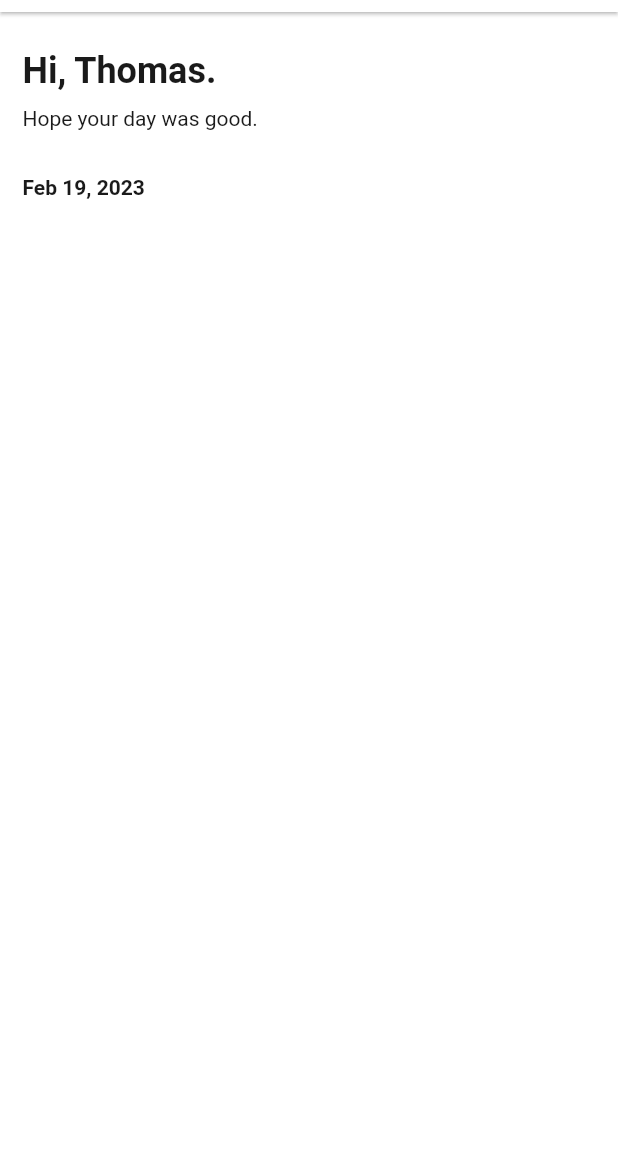
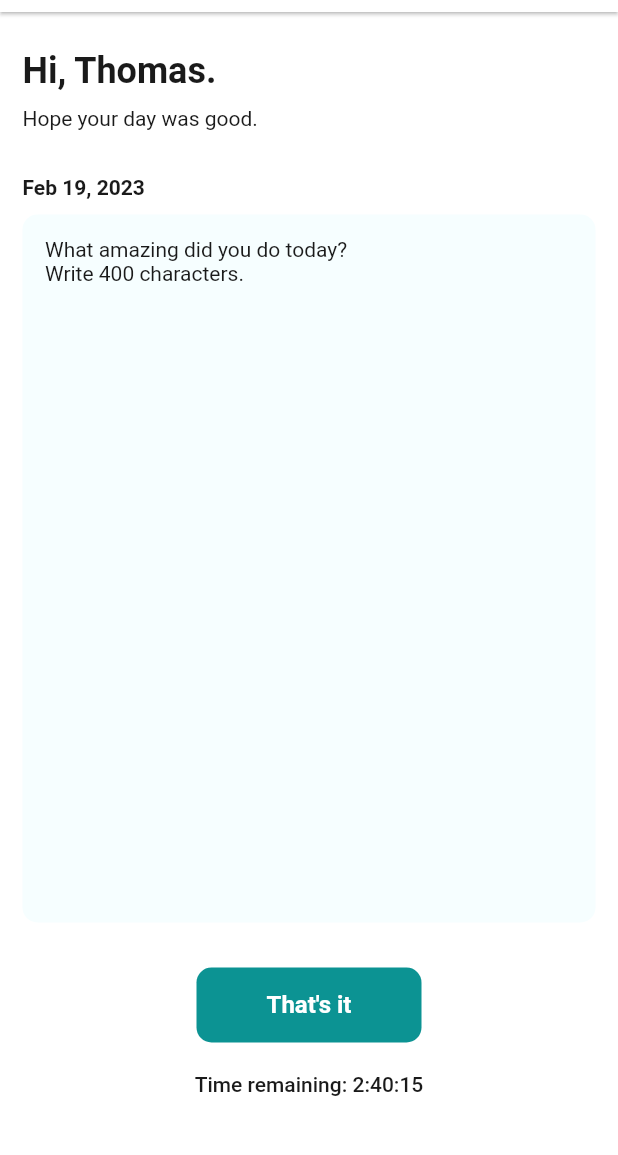
Before and after one commit to abdullahaslam0079/memorylif, a Flutter app: the screen it shows after launch, after a tap on "Continue with Google", on a phone screen of 412 x 824 dp, the part 72-1227 px from its top. Run offline on Flutter 3.47's test engine with Material 2 defaults, Android fonts, the light colour scheme and no system bars; our stand-ins replace dartz, dio, equatable, flutter_svg, fluttertoast, font_awesome_flutter and 5 more; missing offline and left inert: audioplayers_web, flutter_quill, flutter_secure_storage_web, shared_preferences_web.

Commit message:
Home Screen UI and editor

```diff
--- a/lib/application/main_config/routes/route_generator.dart
+++ b/lib/application/main_config/routes/route_generator.dart
@@ -10,6 +10,8 @@ class RouteGenerator {
         return PageRouter.fadeScale(() => SignUpScreen());
         case RoutePath.homeScreen:
         return PageRouter.fadeScale(() => HomeScreen());
+        case RoutePath.textEditorScreen:
+        return PageRouter.fadeScale(() => TextEditorScreen());
       default:
         return _errorRoute();
     }
--- a/lib/application/main_config/routes/route_import.dart
+++ b/lib/application/main_config/routes/route_import.dart
@@ -4,4 +4,5 @@ import 'package:memorylif/application/main_config/routes/route_path.dart';
 import 'package:memorylif/constant/style.dart';
 import 'package:memorylif/ui/auth/signup/signup_screen.dart';
 import 'package:memorylif/ui/home/home_screen.dart';
+import 'package:memorylif/ui/home/widgets/text_editor.dart';
 part 'route_generator.dart';
--- a/lib/application/main_config/routes/route_path.dart
+++ b/lib/application/main_config/routes/route_path.dart
@@ -3,4 +3,5 @@ class RoutePath {
   static const onBoarding = '${initialRoute}onBoarding';
   static const signUpScreen = '${initialRoute}signUpScreen';
   static const homeScreen = '${initialRoute}homeScreen';
+  static const textEditorScreen = '${initialRoute}textEditorScreen';
 }
--- a/lib/ui/home/home_screen.dart
+++ b/lib/ui/home/home_screen.dart
@@ -1,12 +1,10 @@
 import 'package:flutter/material.dart';
 import 'package:memorylif/application/core/extensions/extensions.dart';
-import 'package:memorylif/constant/Images/svgs.dart';
+import 'package:memorylif/application/main_config/routes/route_path.dart';
 import 'package:memorylif/constant/style.dart';
 import 'package:memorylif/ui/base/base_widget.dart';
 import 'package:memorylif/ui/widgets/app_bar.dart';
 import 'package:memorylif/ui/widgets/base_scaffold.dart';
-import 'package:memorylif/ui/widgets/section_horizontal_widget.dart';
-import 'package:super_editor/super_editor.dart';
 
 class HomeScreen extends BaseStateFullWidget {
   HomeScreen({Key? key}) : super(key: key);
@@ -29,7 +27,7 @@ class _HomeScreenState extends State<HomeScreen> {
             ),
             Text(
               'Hi, Thomas.',
-              style: context.textTheme.headline5?.copyWith(
+              style: context.textTheme.headlineSmall?.copyWith(
                 color: Style.textColor,
                 fontWeight: FontWeight.w600,
               ),
@@ -39,19 +37,79 @@ class _HomeScreenState extends State<HomeScreen> {
             ),
             Text(
               'Hope your day was good.',
-              style: context.textTheme.bodyText2?.copyWith(
+              style: context.textTheme.bodyMedium?.copyWith(
                 color: Style.textColor,
               ),
+            ),
+            SizedBox(
+              height: widget.dimens.k30,
+            ),
+            Text(
+              'Feb 19, 2023',
+              style: context.textTheme.bodyMedium?.copyWith(
+                color: Style.textColor,
+                fontWeight: FontWeight.w600,
+              ),
+            ),
+            SizedBox(
+              height: widget.dimens.k10,
+            ),
+
+            Expanded(
+              child: Container(
+                width: double.infinity,
+                decoration: BoxDecoration(
+                  borderRadius: BorderRadius.circular(10),
+                  color: Style.cardColor,
+                ),
+                child: Text(
+                  'What amazing did you do today?\nWrite 400 characters.',
+                  style: context.textTheme.bodyMedium?.copyWith(
+                    color: Style.textColor,
+                  ),
+                ).addPadding(EdgeInsets.all(widget.dimens.k15)),
+              ).onTap(() {
+                widget.navigator
+                    .pushReplacementNamed(RoutePath.textEditorScreen);
+              }),
             ),
 
             SizedBox(
               height: widget.dimens.k30,
             ),
-            Text(
-              'Feb 19, 2023',
-              style: context.textTheme.bodyText2?.copyWith(
-                color: Style.textColor,
-                fontWeight: FontWeight.w600,
+
+            Center(
+              child: Container(
+                height: widget.dimens.k50,
+                width: widget.dimens.k150,
+                decoration: BoxDecoration(
+                  borderRadius: BorderRadius.circular(widget.dimens.k10),
+                  color: Style.primaryColor,
+                ),
+                child: Center(
+                  child: Text(
+                    'That\'s it',
+                    style: context.textTheme.bodyLarge?.copyWith(
+                      color: Style.whiteColor,
+                      fontSize: widget.dimens.k16,
+                      fontWeight: FontWeight.w600,
+                    ),
+                  ),
+                ),
+              ),
+            ),
+
+            SizedBox(
+              height: widget.dimens.k20,
+            ),
+
+            Center(
+              child: Text(
+                'Time remaining: 2:40:15',
+                style: context.textTheme.bodyMedium?.copyWith(
+                  color: Style.textColor,
+                  fontWeight: FontWeight.w500,
+                ),
               ),
             ),
 
@@ -59,9 +117,6 @@ class _HomeScreenState extends State<HomeScreen> {
               height: widget.dimens.k30,
             ),
 
-
-
-
           ],
         ).addPadding(EdgeInsets.all(widget.dimens.k15)),
       ),
--- a/pubspec.yaml
+++ b/pubspec.yaml
@@ -58,7 +58,7 @@ dependencies:
   fluttertoast: ^8.1.1
   flutter_progress_hud: ^2.0.2
   dotted_border: ^2.0.0+3
-  super_editor: ^0.2.3+1
+  flutter_quill: ^6.4.4
 
 dev_dependencies:
   flutter_test:
```
Also changed, not shown: lib/ui/home/widgets/text_editor.dart (added, +41 -0 lines), pubspec.lock, 5 other files.
